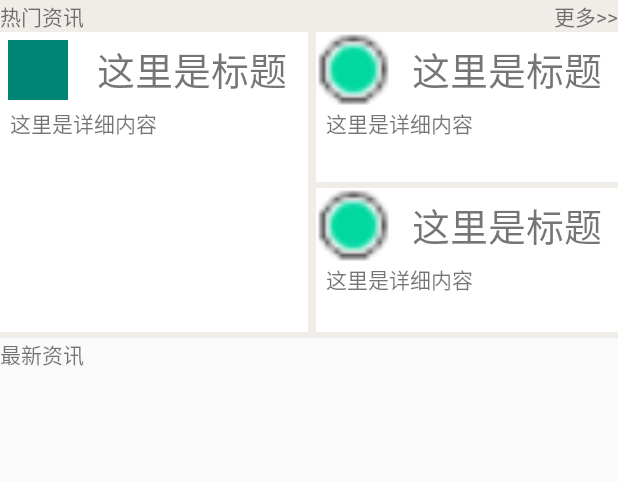
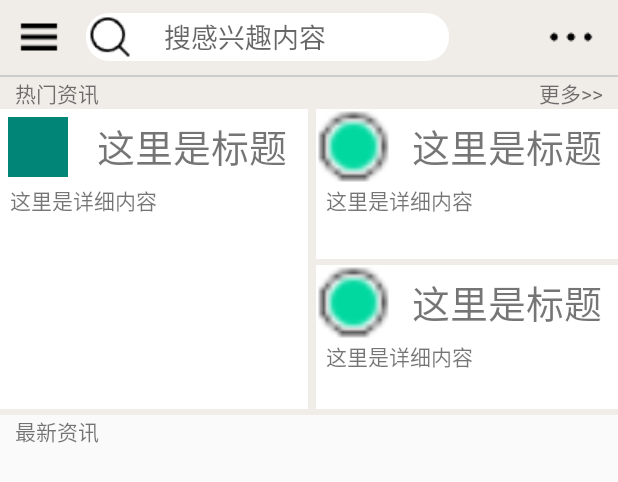
Before and after one commit to 18132201324/Android-BigHomework, an Android app: the layout informationpagefragment_layout.xml on its own in the app's theme, with its tools: preview values and no code run, on a phone screen of 412 x 824 dp. Shown: the top 482 px of the screen. Run offline under Robolectric (Android 15) with nearby library versions, the phone set to English and light mode, and no system bars.

Commit message:
sjy 11.26提交

```diff
--- a/app/build.gradle
+++ b/app/build.gradle
@@ -21,6 +21,7 @@ android {
 
 dependencies {
     //赵志强
+    //noinspection GradleCompatible
     implementation 'com.android.support:recyclerview-v7:28.0.0'
     implementation 'com.youth.banner:banner:2.1.0'
     //SmartRefreshLayout
--- /dev/null
+++ b/app/src/main/res/drawable/rounded_edittext.xml
@@ -0,0 +1,8 @@
+<?xml version="1.0" encoding="utf-8"?>
+<shape xmlns:android="http://schemas.android.com/apk/res/android"
+    android:shape="rectangle" android:padding="10dp">
+    <solid android:color="#FFFFFF" />
+    <corners android:bottomRightRadius="15dp"
+        android:bottomLeftRadius="15dp" android:topLeftRadius="15dp"
+        android:topRightRadius="15dp" />
+</shape>
--- a/app/src/main/res/layout/informationpagefragment_layout.xml
+++ b/app/src/main/res/layout/informationpagefragment_layout.xml
@@ -4,15 +4,68 @@
     android:layout_width="match_parent"
     android:layout_height="match_parent">
 
+    <LinearLayout
+        android:layout_width="match_parent"
+        android:layout_height="50dp"
+        android:orientation="horizontal"
+        android:background="#F0ECE8">
+        <LinearLayout
+            android:layout_width="wrap_content"
+            android:layout_height="wrap_content"
+            android:layout_gravity="center"
+            android:layout_marginRight="15dp"
+            android:layout_marginLeft="10dp">
+            <ImageView
+                android:layout_width="wrap_content"
+                android:layout_height="wrap_content"
+                android:src="@drawable/menu_icon"
+                />
+        </LinearLayout>
+        <LinearLayout
+            android:layout_width="wrap_content"
+            android:layout_height="wrap_content"
+            android:layout_gravity="center"
+            android:background="@drawable/rounded_edittext">
+            <ImageView
+                android:layout_width="wrap_content"
+                android:layout_height="wrap_content"
+                android:src="@drawable/search_icon"/>
+            <EditText
+                android:layout_width="200dp"
+                android:layout_height="wrap_content"
+                android:background="@null"
+                android:paddingLeft="10dp"
+                android:layout_gravity="center"
+                android:hint="搜感兴趣内容"
+                android:layout_marginLeft="10dp"/>
+        </LinearLayout>
+        <LinearLayout
+            android:layout_width="wrap_content"
+            android:layout_height="wrap_content"
+            android:layout_gravity="center">
+            <ImageView
+                android:layout_width="wrap_content"
+                android:layout_height="wrap_content"
+                android:src="@drawable/more_icon"
+                android:layout_marginLeft="65dp"/>
+        </LinearLayout>
+
+    </LinearLayout>
+    <LinearLayout
+        android:layout_width="match_parent"
+        android:layout_height="1dp"
+        android:background="#CCCCCC"/>
     <com.example.smartcommunityapplication.MyScrollView
         android:id="@+id/third_sv_information"
         android:layout_width="match_parent"
         android:layout_height="match_parent">
 
+
         <LinearLayout
             android:layout_width="match_parent"
             android:layout_height="wrap_content"
             android:orientation="vertical">
+
             <LinearLayout
                 android:layout_width="match_parent"
                 android:layout_height="wrap_content"
@@ -26,7 +79,8 @@
                     <TextView
                         android:layout_width="wrap_content"
                         android:layout_height="wrap_content"
-                        android:text="热门资讯" />
+                        android:text="热门资讯"
+                        android:layout_marginLeft="10dp"/>
                 </LinearLayout>
 
                 <LinearLayout
@@ -37,7 +91,9 @@
                     <TextView
                         android:layout_width="wrap_content"
                         android:layout_height="wrap_content"
-                        android:text="更多>>" />
+                        android:text="更多>>"
+                        android:layout_marginRight="10dp
+"/>
                 </LinearLayout>
             </LinearLayout>
 
@@ -184,7 +240,8 @@
                     <TextView
                         android:layout_width="wrap_content"
                         android:layout_height="wrap_content"
-                        android:text="最新资讯" />
+                        android:text="最新资讯"
+                        android:layout_marginLeft="10dp"/>
                 </LinearLayout>
 
             </LinearLayout>
```
Also changed, not shown: app/src/main/res/drawable/menu_icon.png (added), app/src/main/res/drawable/search_icon.png (added).
